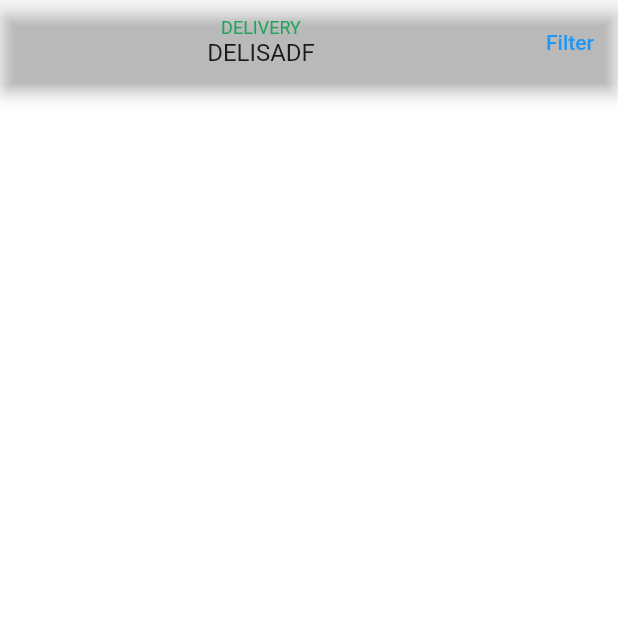
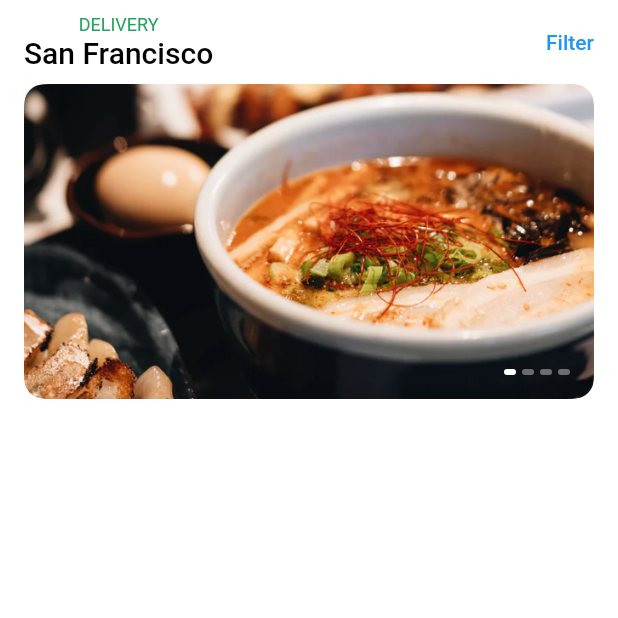
Before and after one commit to Danilz-2706/Flutter_FoodUI, a Flutter app: the screen it shows after launch, on a phone screen of 412 x 824 dp, the top half of it. Run offline on Flutter 3.47's test engine with Material 2 defaults, Android fonts, the phone set to English and light mode, and no system bars; Roboto replaces fonts that are missing (SF Pro Text).

Commit message:
update_1

```diff
--- /dev/null
+++ b/food_ui/lib/screens/home/components/image_carousel.dart
@@ -0,0 +1,73 @@
+import 'package:flutter/material.dart';
+
+import '../../../constants.dart';
+import '../../../demoData.dart';
+class ImageCarousel extends StatefulWidget {
+  const ImageCarousel({
+    Key? key,
+  }) : super(key: key);
+
+  @override
+  State<ImageCarousel> createState() => _ImageCarouselState();
+}
+
+class _ImageCarouselState extends State<ImageCarousel> {
+  int _currentPage = 0;
+  @override
+  Widget build(BuildContext context) {
+    return AspectRatio(
+      aspectRatio: 1.81,
+      child: Stack(
+        alignment: Alignment.bottomRight,
+        children: [
+          PageView.builder(
+            itemCount: demoBigImages.length,
+            itemBuilder: (context, index) => ClipRRect(
+              child: Image.asset(demoBigImages[index]),
+              borderRadius: const BorderRadius.all(Radius.circular(12)),
+            ),
+            onPageChanged: (value) {
+              setState(() {
+                _currentPage = value;
+              });
+            },
+          ),
+          Positioned(
+            bottom: defaultPadding,
+            right: defaultPadding,
+            child: Row(
+                children: List.generate(
+              demoBigImages.length,
+              ((index) => Padding(
+                    padding: const EdgeInsets.only(left: defaultPadding / 4),
+                    child: IndicatorDot(
+                      isActive: index == _currentPage,
+                    ),
+                  )),
+            )),
+          )
+        ],
+      ),
+    );
+  }
+}
+
+class IndicatorDot extends StatelessWidget {
+  const IndicatorDot({
+    Key? key,
+    required this.isActive,
+  }) : super(key: key);
+
+  final bool isActive;
+
+  @override
+  Widget build(BuildContext context) {
+    return Container(
+      height: 4,
+      width: 8,
+      decoration: BoxDecoration(
+          color: isActive ? Colors.white : Colors.white38,
+          borderRadius: const BorderRadius.all(Radius.circular(12))),
+    );
+  }
+}
--- a/food_ui/lib/screens/home/home_screen.dart
+++ b/food_ui/lib/screens/home/home_screen.dart
@@ -1,5 +1,8 @@
 import 'package:flutter/material.dart';
 import 'package:food_ui/constants.dart';
+import 'package:food_ui/demoData.dart';
+
+import 'components/image_carousel.dart';
 
 class HomeScreen extends StatelessWidget {
   const HomeScreen({Key? key}) : super(key: key);
@@ -7,26 +10,55 @@ class HomeScreen extends StatelessWidget {
   @override
   Widget build(BuildContext context) {
     return Scaffold(
-      appBar: AppBar(
+      body: CustomScrollView(
+        slivers: [
+          SliverAppBar(
             backgroundColor: Colors.transparent,
-        title: Center(
-          child: Column(
+            elevation: 0,
+            title: Column(
               children: [
                 Text(
                   "Delivery".toUpperCase(),
-                style: Theme.of(context).textTheme.caption!.copyWith(color: kActiveColor,),),
-              Text("delisadf".toUpperCase(), style: Theme.of(context).textTheme.subtitle1,)
+                  style: Theme.of(context).textTheme.caption!.copyWith(
+                        color: kActiveColor,
+                      ),
+                ),
+                const Text(
+                  "San Francisco",
+                  style: TextStyle(
+                    color: Colors.black,
+                  ),
+                ),
               ],
-          ),
             ),
             actions: [
               TextButton(
-            onPressed:() {},
+                onPressed: () {},
                 child: const Text("Filter"),
               )
             ],
           ),
-
+          const SliverPadding(
+            padding: EdgeInsets.symmetric(horizontal: defaultPadding),
+            sliver: SliverToBoxAdapter(
+              child: ImageCarousel(),
+            ),
+          ),
+          SliverPadding(
+            padding: EdgeInsets.symmetric(horizontal: defaultPadding),
+            sliver: SliverToBoxAdapter(
+              child: Row(
+                mainAxisAlignment: MainAxisAlignment.spaceBetween,
+                children: [
+                  Text(
+                    ""
+                  )
+                ],
+              ),
+            ),
+          )
+        ],
+      ),
     );
   }
 }
```
Lines whose indentation alone changed are shown as unchanged.
